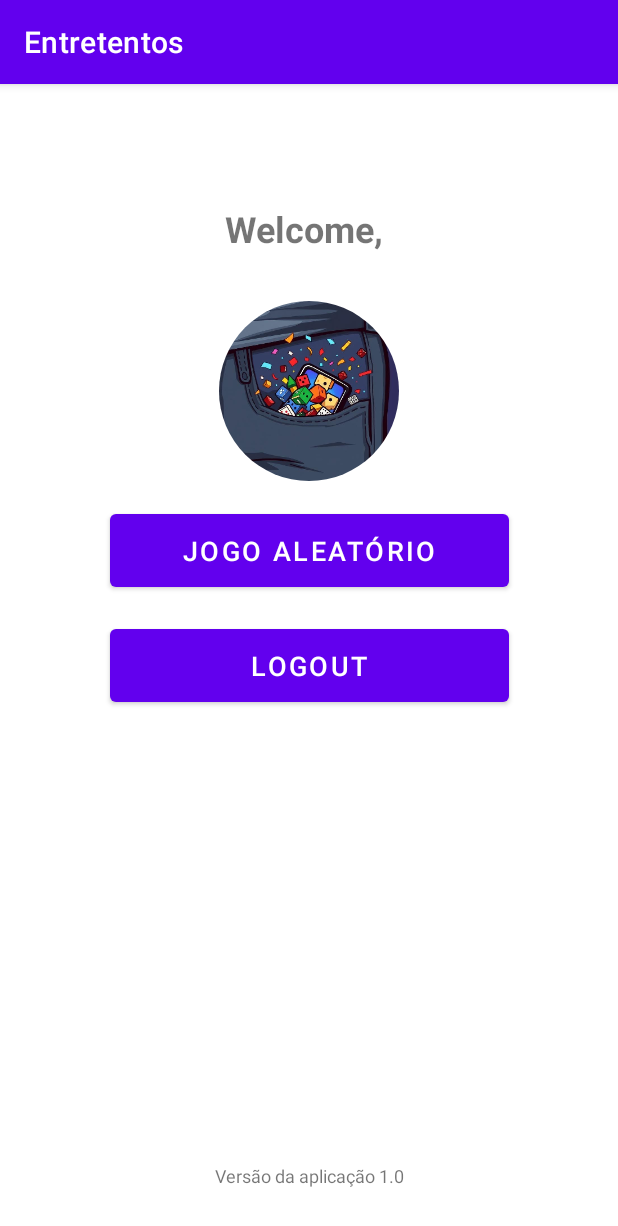
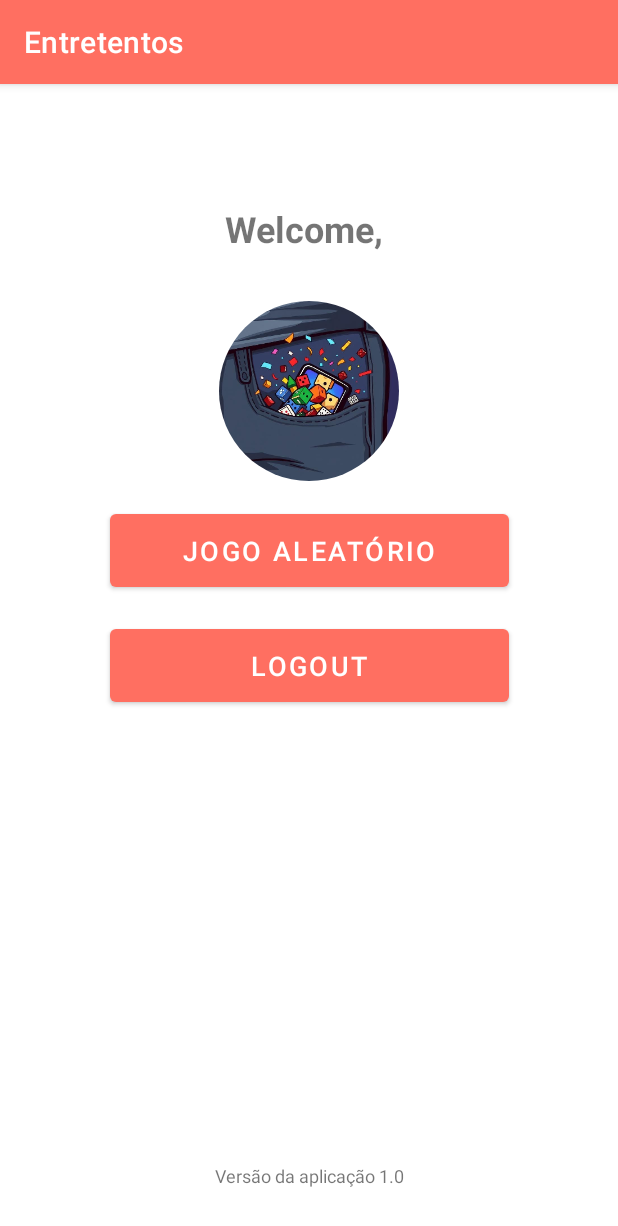
Before and after one commit to JoseSousaVaz/FestadBolso, an Android app: the MainActivity screen opened directly, with no data from a screen before it, after a tap on "JOGO ALEATÓRIO", on a phone screen of 412 x 824 dp. Shown: the top 1226 px of the screen. Run offline under Robolectric (Android 15) with nearby library versions, the phone set to English and light mode, and no system bars; our stand-ins replace Firebase (no records; nobody signed in at launch, a user with empty details on screens opened directly), Volley; pictures from the network do not load.

Commit message:
Todos os jogos acrescentados, obter random id

```diff
--- a/app/src/main/java/com/example/festadbolso/Firestore/FirestoreHelper.java
+++ b/app/src/main/java/com/example/festadbolso/Firestore/FirestoreHelper.java
@@ -21,6 +21,11 @@ import java.util.Date;
 
 import com.google.firebase.firestore.Query;
 import com.google.firebase.firestore.DocumentSnapshot;
+
+import java.util.List;
+import java.util.ArrayList;
+import java.util.Collections;  // If you use Collections.emptyList() for an empty list
+
 
 public class FirestoreHelper {
     private static final String TAG = "FirestoreHelper";
@@ -47,23 +52,23 @@ public class FirestoreHelper {
         try {
             // Create the fields object with all game properties
             JSONObject fields = new JSONObject()
-                    .put("id", new JSONObject().put("integerValue", 3))
-                    .put("name", new JSONObject().put("stringValue", "De quem é esta história?"))
-                    .put("description", new JSONObject().put("stringValue", "Descubra mais sobre as pessoas à sua volta partilhando uma história que os vai apanhar de surpresa"))
-                    .put("rules", new JSONObject().put("stringValue", "Preparação: Se forem mais do que 8 jogadores dividam-se em grupos de 5.\nRegras:\n1.Escolham uma pessoa para ser o leitor.\n2.Escrevam a vossa história mais engraçada ou mais estranha num papel ou no telemóvel.\n3.O leitor designado lê as histórias aleatoriamente e este(caso não saiba a quem pertence) e o resto do grupo tenta adivinhar quem escreveu essa história.\n4.Se o jogo tiver vários grupos permitam que membros do vosso grupo partilhem a vossa história com membros dos outros grupos."))
-                    .put("maxPlayers", new JSONObject().put("integerValue", 20))
-                    .put("difficulty", new JSONObject().put("integerValue", 1))
+                    .put("id", new JSONObject().put("integerValue", 7))
+                    .put("name", new JSONObject().put("stringValue", "Espião"))
+                    .put("description", new JSONObject().put("stringValue", "Descubra quem é o infiltrado no grupo."))
+                    .put("rules", new JSONObject().put("stringValue", "Preparação: Os jogadores devem dispor-se de maneira confortável num circulo.\nRegras:\n1.A aplicação irá aleatoriamente escolher um(ou mais) espião e designar o resto dos jogadores como agentes.\n2.Na aplicação o espião vai receber uma informação a dizer que é o espião, o resto dos jogadores vão receber uma localização: praia,banco,escola,etc.\n3.Um jogador começa por perguntar a outro à sua escolha uma pergunta simples sobre a localização -Este sítio é dentro ou fora de um edificio?, analisa a resposta e decide se quer acusar o jogador que respondeu de ser o espião ou passar a vez.\n4.Se escolher acusar e estiver correcto o espião é expulso, se for o único ganharam o jogo. Se não estiver correcto quem acusou perde e sai do jogo.\n5.Não acusando a vez passa para o próximo, repetindo assim até apenas haver o espião e um agente(ou número igual de espiões e agentes."))
+                    .put("maxPlayers", new JSONObject().put("integerValue", 8))
+                    .put("difficulty", new JSONObject().put("integerValue", 2))
                     .put("setupTime", new JSONObject().put("integerValue", 1)) // minutes
-                    .put("playTime", new JSONObject().put("integerValue", 25))  // minutes
-                    .put("imageUrl", new JSONObject().put("stringValue", "https://www.icebreakerspot.com/cdn-cgi/imagedelivery/wqvb7H6GNzM_j_RtyG61hw/98788cf7-a1c2-4978-6fe7-e53358fe0900/w=1536,format=webp,quality=75"))
+                    .put("playTime", new JSONObject().put("integerValue", 10))  // minutes
+                    .put("imageUrl", new JSONObject().put("stringValue", "https://static.vecteezy.com/system/resources/previews/008/222/212/non_2x/detective-spy-logo-free-vector.jpg"))
                     .put("createdAt", new JSONObject().put("timestampValue", new SimpleDateFormat("yyyy-MM-dd'T'HH:mm:ss.SSS'Z'").format(new Date())))
-                    .put("featured", new JSONObject().put("booleanValue", false));
+                    .put("featured", new JSONObject().put("booleanValue", true));
 
             // Add categories as array value
             JSONArray categoriesArray = new JSONArray();
-            categoriesArray.put(new JSONObject().put("stringValue", "Offline"));
+            categoriesArray.put(new JSONObject().put("stringValue", "Online"));
             categoriesArray.put(new JSONObject().put("stringValue", "Social"));
-            categoriesArray.put(new JSONObject().put("stringValue", "Quebra gelo"));
+            categoriesArray.put(new JSONObject().put("stringValue", "Social Deduction"));
 
             JSONObject arrayValues = new JSONObject();
             arrayValues.put("arrayValue", new JSONObject().put("values", categoriesArray));
@@ -110,4 +115,33 @@ public class FirestoreHelper {
         void onHighestIdRetrieved(long highestId);
         void onError(Exception e);
     }
+    //Random game implementation
+    public static void getNonFeaturedGameIds(OnIdsRetrievedListener listener) {
+        db.collection("games")
+                .whereEqualTo("featured", false)  // Filter to get only non-featured games
+                .get()  // Perform the query
+                .addOnSuccessListener(queryDocumentSnapshots -> {
+                    List<Long> gameIds = new ArrayList<>();
+                    if (!queryDocumentSnapshots.isEmpty()) {
+                        for (DocumentSnapshot documentSnapshot : queryDocumentSnapshots.getDocuments()) {
+                            Long gameId = documentSnapshot.getLong("id");  // Assuming the 'id' field is a Long
+                            if (gameId != null) {
+                                gameIds.add(gameId);  // Add the game ID to the list
+                            }
+                        }
+                        listener.onIdsRetrieved(gameIds);  // Callback with the list of IDs
+                    } else {
+                        listener.onIdsRetrieved(Collections.emptyList());  // If no non-featured games found
+                    }
+                })
+                .addOnFailureListener(e -> {
+                    listener.onError(e);  // Handle error
+                });
+    }
+    public interface OnIdsRetrievedListener {
+        void onIdsRetrieved(List<Long> gameIds);  // Callback for the retrieved list of game IDs
+        void onError(Exception e);  // Callback for error handling
+    }
+
+
 }
--- a/app/src/main/java/com/example/festadbolso/UI/FirebaseUIActivity.java
+++ b/app/src/main/java/com/example/festadbolso/UI/FirebaseUIActivity.java
@@ -7,6 +7,7 @@ import android.view.View;
 import android.widget.Button;
 import android.widget.EditText;
 import android.widget.ProgressBar;
+import android.widget.TextView;
 import android.widget.Toast;
 
 import androidx.appcompat.app.AppCompatActivity;
@@ -38,7 +39,7 @@ public class FirebaseUIActivity extends AppCompatActivity {
     // Add this new field
     private EditText usernameEditText;
 
-    private Button recoverPassword;
+    private TextView recoverPassword;
 
     @Override
     protected void onCreate(Bundle savedInstanceState) {
@@ -53,7 +54,7 @@ public class FirebaseUIActivity extends AppCompatActivity {
         passwordEditText = findViewById(R.id.passwordEditText);
         authButton = findViewById(R.id.authButton);
         Button homeButton = findViewById(R.id.homeButton);
-        Button recoverPassword = findViewById(R.id.recoverPassword);
+        TextView recoverPassword = findViewById(R.id.recoverPassword);
         progressBar = findViewById(R.id.progressBar);
 
         // Get intent extras to check if it's a registration or login
--- a/app/src/main/java/com/example/festadbolso/UI/MainActivity.java
+++ b/app/src/main/java/com/example/festadbolso/UI/MainActivity.java
@@ -35,6 +35,8 @@ import org.json.JSONException;
 
 import java.text.SimpleDateFormat;
 import java.util.Date;
+import java.util.List;
+import java.util.Random;
 
 public class MainActivity extends AppCompatActivity {
 
@@ -137,30 +139,60 @@ public class MainActivity extends AppCompatActivity {
         Toast.makeText(this, "Random game will be implemented soon!", Toast.LENGTH_SHORT).show();
 
         // In the future, you would start a new activity or fragment for the game
-        // Intent intent = new Intent(this, RandomGameActivity.class);
-        // startActivity(intent);
-        FirestoreHelper.getHighestGameId(new FirestoreHelper.OnHighestIdRetrievedListener() {
+// Assuming the listener is set up correctly somewhere
+        FirestoreHelper.getNonFeaturedGameIds(new FirestoreHelper.OnIdsRetrievedListener() {
             @Override
-            public void onHighestIdRetrieved(long highestId) {
-                // This callback will be triggered with the highest id from the Firestore collection
-                // The highestId is of type 'long'
-                Log.d("Firestore", "The highest ID is: " + highestId);
+            public void onIdsRetrieved(List<Long> gameIds) {
+                // Handle the retrieved game IDs (e.g., pass them to an adapter or use them further)
+                Log.d("Firestore", "Retrieved Game IDs: " + gameIds);
+
+                // Check if the list is not empty
+                if (gameIds != null && !gameIds.isEmpty()) {
+                    // Select a random ID
+                    Random random = new Random();
+                    int randomIndex = random.nextInt(gameIds.size()); // Generate random index
+                    Long randomId = gameIds.get(randomIndex); // Get the game ID at the random index
+
+                    // Log or use the random ID
+                    Log.d("Firestore", "Random Game ID: " + randomId);
+                    //Remover na última versão
+                    Toast.makeText(MainActivity.this, "Random Game ID: " + randomId, Toast.LENGTH_LONG).show();
+
+                } else {
+                    Log.d("Firestore", "Game IDs list is empty or null.");
+                }
             }
 
             @Override
             public void onError(Exception e) {
-                // Handle error if fetching the highest ID fails
-                Log.e("Firestore", "Error retrieving highest ID", e);
+                // Handle errors here
+                Log.e("Firestore", "Error retrieving game IDs: ", e);
             }
         });
 
 
-        //Add Games
-        FirestoreHelper.addGames(this);
-
-
-        // Get games
-        FirestoreHelper.getGames(this);
+//        FirestoreHelper.getHighestGameId(new FirestoreHelper.OnHighestIdRetrievedListener() {
+//            @Override
+//            public void onHighestIdRetrieved(long highestId) {
+//                // This callback will be triggered with the highest id from the Firestore collection
+//                // The highestId is of type 'long'
+//                Log.d("Firestore", "The highest ID is: " + highestId);
+//            }
+//
+//            @Override
+//            public void onError(Exception e) {
+//                // Handle error if fetching the highest ID fails
+//                Log.e("Firestore", "Error retrieving highest ID", e);
+//            }
+//        });
+//
+//
+//        //Add Games
+//        FirestoreHelper.addGames(this);
+//
+//
+//        // Get games
+//        FirestoreHelper.getGames(this);
 
     }
 
--- a/app/src/main/res/values/colors.xml
+++ b/app/src/main/res/values/colors.xml
@@ -4,7 +4,12 @@
     <color name="purple_500">#FF6200EE</color>
     <color name="purple_700">#FF3700B3</color>
     <color name="teal_200">#FF03DAC5</color>
-    <color name="teal_700">#FF018786</color>
+    <color name="teal_700">#80CBC4</color>
     <color name="black">#FF000000</color>
     <color name="white">#FFFFFFFF</color>
+    <color name="coral">#FF6F61</color>
+    <color name="deep_orange">#FF5722</color>
+    <color name="sky_blue">#64B5F6</color>
+    <color name="mint_green">#98FB98</color>
+
 </resources>
--- a/app/src/main/res/values/styles.xml
+++ b/app/src/main/res/values/styles.xml
@@ -1,9 +1,9 @@
-<?xml version="1.0" encoding="utf-8"?>
 <resources>
     <style name="AppTheme" parent="Theme.MaterialComponents.Light.DarkActionBar">
-        <item name="colorPrimary">@color/purple_500</item>
-        <item name="colorPrimaryVariant">@color/purple_700</item>
+        <item name="colorPrimary">@color/coral</item>
+        <item name="colorPrimaryVariant">@color/deep_orange</item>
         <item name="colorOnPrimary">@color/white</item>
-        <item name="colorSecondary">@color/teal_200</item>
+        <item name="colorSecondary">@color/sky_blue</item>
+        <item name="colorOnSecondary">@color/white</item>
     </style>
 </resources>
```
Also changed, not shown: app/src/main/res/layout/activity_firebase_ui.xml (+18 -9 lines).
